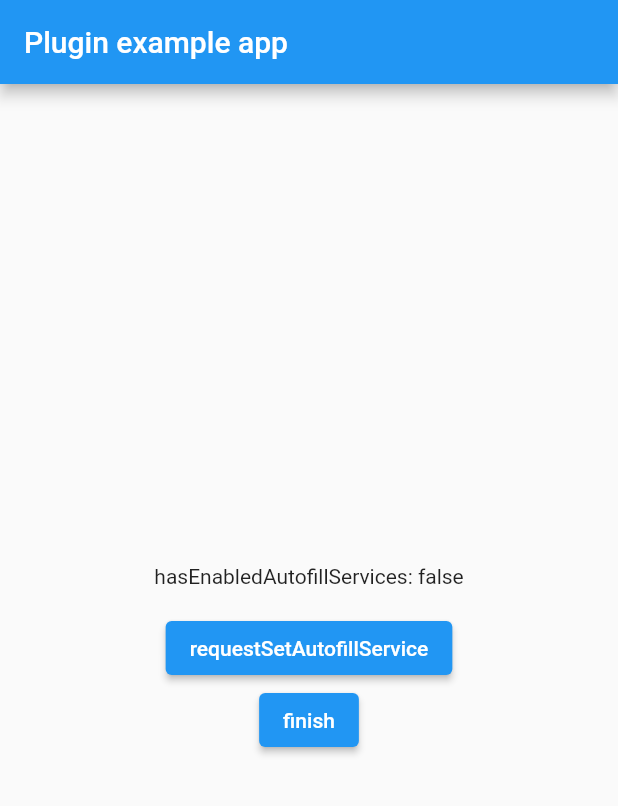
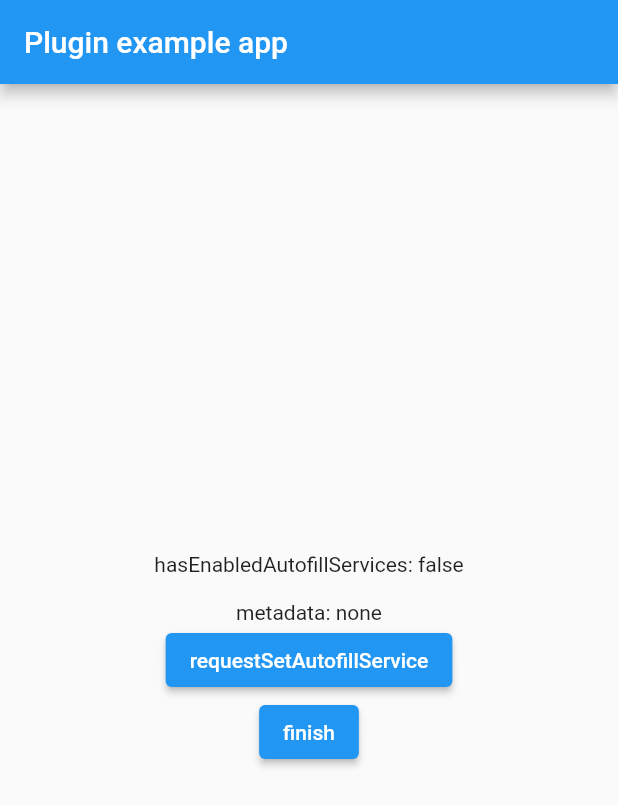
Before and after one commit to authpass/autofill_service, a Flutter app: the screen it shows after launch, on a phone screen of 412 x 824 dp. Shown: the top 806 px of the screen. Run offline on Flutter 3.47's test engine with Material 2 defaults, Android fonts, the phone set to English and light mode, and no system bars; missing offline and left inert: logging_appenders.

Commit message:
fix serialize WebDomains

```diff
--- a/example/lib/main.dart
+++ b/example/lib/main.dart
@@ -22,6 +22,8 @@ class MyApp extends StatefulWidget {
 class _MyAppState extends State<MyApp> {
   bool? _hasEnabledAutofillServices;
 
+  AutofillMetadata? _metadata;
+
   @override
   void initState() {
     super.initState();
@@ -32,6 +34,7 @@ class _MyAppState extends State<MyApp> {
   Future<void> _updateStatus() async {
     _hasEnabledAutofillServices =
         await AutofillService().hasEnabledAutofillServices;
+    _metadata = await AutofillService().getAutofillMetadata();
     setState(() {});
   }
 
@@ -50,6 +53,8 @@ class _MyAppState extends State<MyApp> {
             children: <Widget>[
               Text(
                   'hasEnabledAutofillServices: $_hasEnabledAutofillServices\n'),
+              Text(
+                  'metadata: ${_metadata == null ? 'none' : _metadata?.toJson().toString()}'),
               ElevatedButton(
                 child: const Text('requestSetAutofillService'),
                 onPressed: () async {
```
Also changed, not shown: 1 other file.
